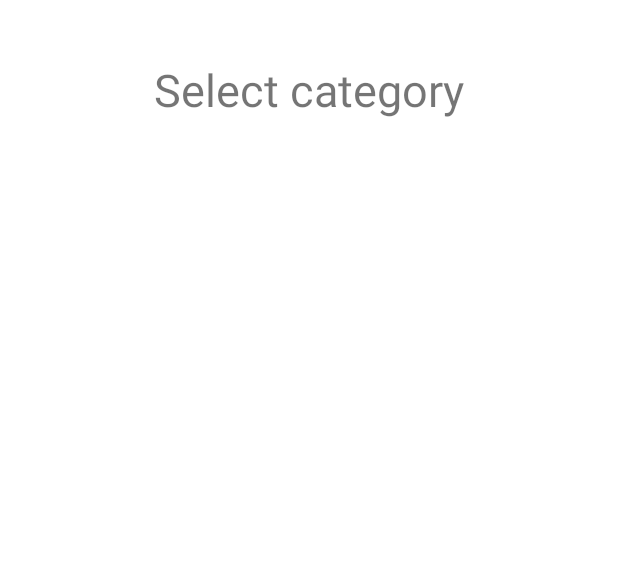
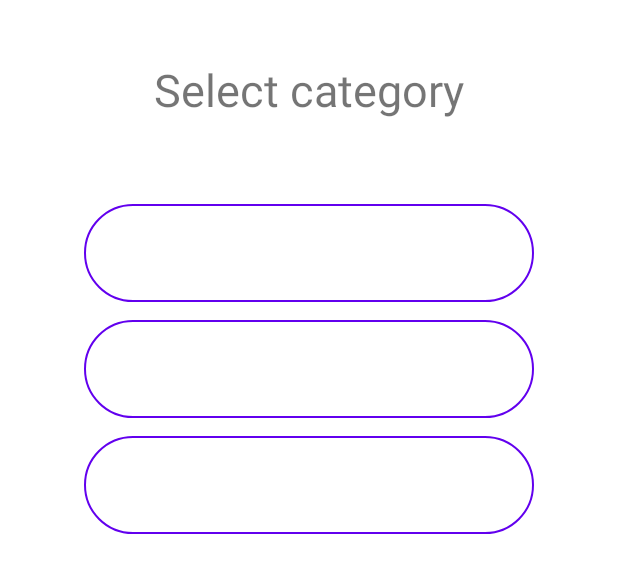
Before and after one commit to KamilDonda/QuizzzyMobile, an Android app: the layout fragment_category.xml on its own in the app's theme, with its tools: preview values and no code run, on a phone screen of 412 x 824 dp. Shown: the top 573 px of the screen. Run offline under Robolectric (Android 15) with nearby library versions, the phone set to English and light mode, and no system bars.

Commit message:
Create category row

```diff
--- /dev/null
+++ b/Quiz/app/src/main/res/layout/category_row.xml
@@ -0,0 +1,13 @@
+<?xml version="1.0" encoding="utf-8"?>
+<LinearLayout
+    xmlns:android="http://schemas.android.com/apk/res/android"
+    android:orientation="vertical"
+    android:layout_width="match_parent"
+    android:layout_height="wrap_content"
+    android:gravity="center">
+
+    <Button
+        android:id="@+id/button_category"
+        style="@style/ButtonStyle"/>
+
+</LinearLayout>
--- a/Quiz/app/src/main/res/layout/fragment_category.xml
+++ b/Quiz/app/src/main/res/layout/fragment_category.xml
@@ -22,6 +22,7 @@
         android:layout_width="match_parent"
         android:layout_height="wrap_content"
         android:layout_marginTop="@dimen/margin_top_rv"
+        tools:listitem="@layout/category_row"
         app:layout_constraintTop_toBottomOf="@+id/textView" />
 
 </androidx.constraintlayout.widget.ConstraintLayout>
```
